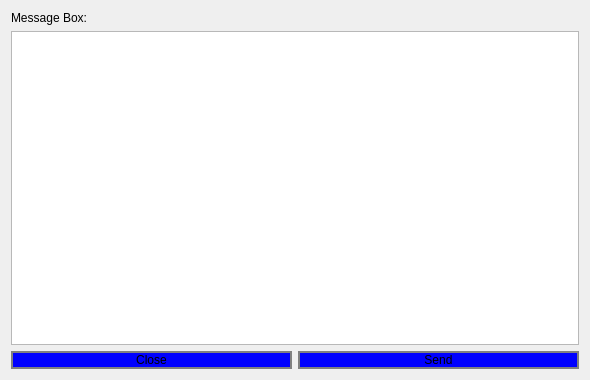
The window that dialog.ui (Alee232/QT-project) describes before a commit, drawn with Qt 5.
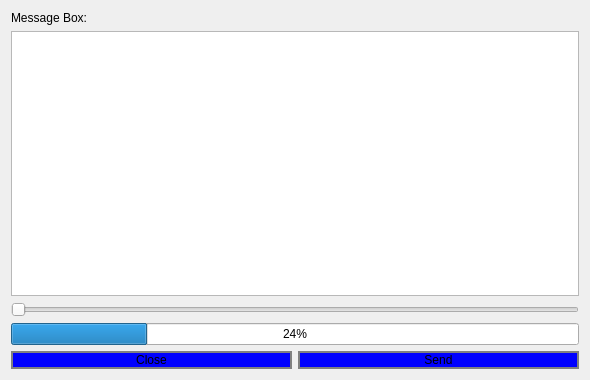
The same window after the commit.

Commit message: fixed adding .ui file and .cpp file for slider (#2)

```diff
--- a/dialog.ui
+++ b/dialog.ui
@@ -30,6 +30,20 @@
        </item>
       </layout>
      </item>
+     <item>
+      <widget class="QSlider" name="horizontalSlider">
+       <property name="orientation">
+        <enum>Qt::Horizontal</enum>
+       </property>
+      </widget>
+     </item>
+     <item>
+      <widget class="QProgressBar" name="progressBar">
+       <property name="value">
+        <number>24</number>
+       </property>
+      </widget>
+     </item>
      <item>
       <layout class="QHBoxLayout" name="horizontalLayout_5">
        <item>
```
The commit also changes 1 other file.
